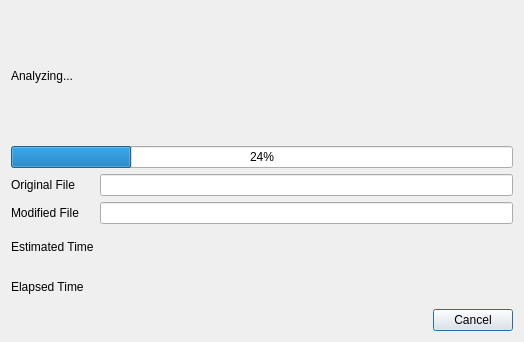
The window that src/tools/bindiff/DiffWaitDialog.ui (NewtronReal/cutter) describes before a commit, drawn with Qt 5.
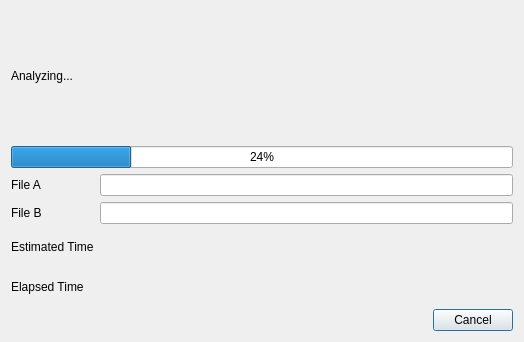
The same window after the commit.

The edit to the form file:
```diff
--- a/src/tools/bindiff/DiffWaitDialog.ui
+++ b/src/tools/bindiff/DiffWaitDialog.ui
@@ -53,7 +53,7 @@
        <item row="2" column="0">
         <widget class="QLabel" name="labelOrignal">
          <property name="text">
-          <string>Original File</string>
+          <string>File A</string>
          </property>
         </widget>
        </item>
@@ -80,7 +80,7 @@
        <item row="3" column="0">
         <widget class="QLabel" name="labelModified">
          <property name="text">
-          <string>Modified File</string>
+          <string>File B</string>
          </property>
         </widget>
        </item>
```
